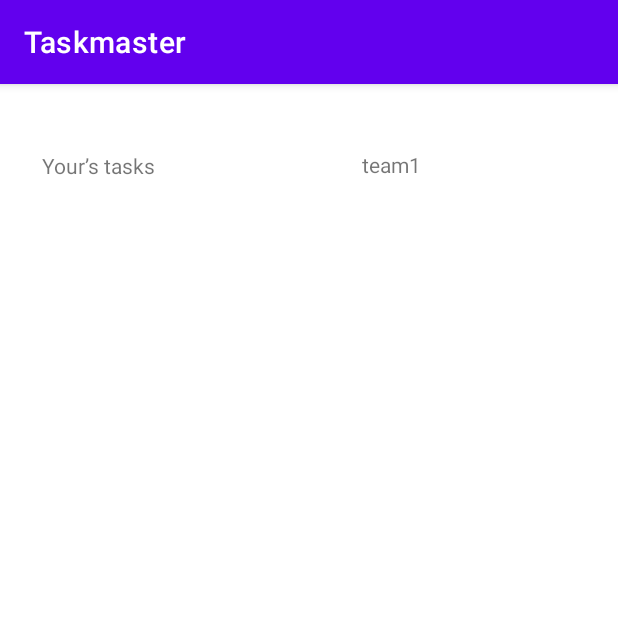
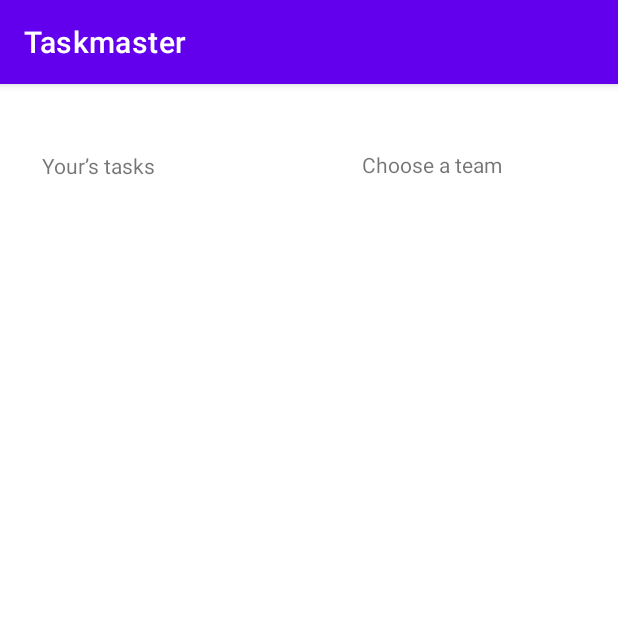
Before and after one commit to Aseel-Dweedar/taskmaster, an Android app: the screen it shows after launch (MainActivity), on a phone screen of 412 x 824 dp, the top half of it. Run offline under Robolectric (Android 15) with nearby library versions, the phone set to English and light mode, and no system bars; our stand-ins replace Room's generated code; libraries missing offline, so code that uses them is left out: com.amplifyframework.api, com.amplifyframework.core; 2 statements that could not run were skipped.

Commit message:
solve lab33-401

```diff
--- a/taskmaster/app/src/main/java/com/example/taskmaster/MainActivity.java
+++ b/taskmaster/app/src/main/java/com/example/taskmaster/MainActivity.java
@@ -72,7 +72,7 @@ public class MainActivity extends AppCompatActivity {
 
 //        appDatabase = Room.databaseBuilder(getApplicationContext(), AppDatabase.class, "tasksDatabase").allowMainThreadQueries().build();
 
-        if (!teamId.equals("")){
+        if (!teamId.equals("")) {
             RecyclerView tasksListRecyclerView = findViewById(R.id.taskRecyclerView);
             Handler handler = new Handler(Looper.getMainLooper(), new Handler.Callback() {
                 @Override
@@ -160,7 +160,7 @@ public class MainActivity extends AppCompatActivity {
         TextView userTasks = findViewById(R.id.myTask);
         userTasks.setText(username + usernameTasks);
 
-        String chooseTeamName = sharedPreferences.getString("teamName", "team1");
+        String chooseTeamName = sharedPreferences.getString("teamName", "Choose a team");
         TextView teamName = findViewById(R.id.teamName);
         teamName.setText(chooseTeamName);
     }
--- a/taskmaster/app/src/main/res/layout/activity_main.xml
+++ b/taskmaster/app/src/main/res/layout/activity_main.xml
@@ -108,7 +108,7 @@
         android:id="@+id/teamName"
         android:layout_width="111dp"
         android:layout_height="35dp"
-        android:text="Choose your team"
+        android:text="Choose a team"
         app:layout_constraintBottom_toBottomOf="parent"
         app:layout_constraintEnd_toEndOf="parent"
         app:layout_constraintHorizontal_bias="0.803"
```
